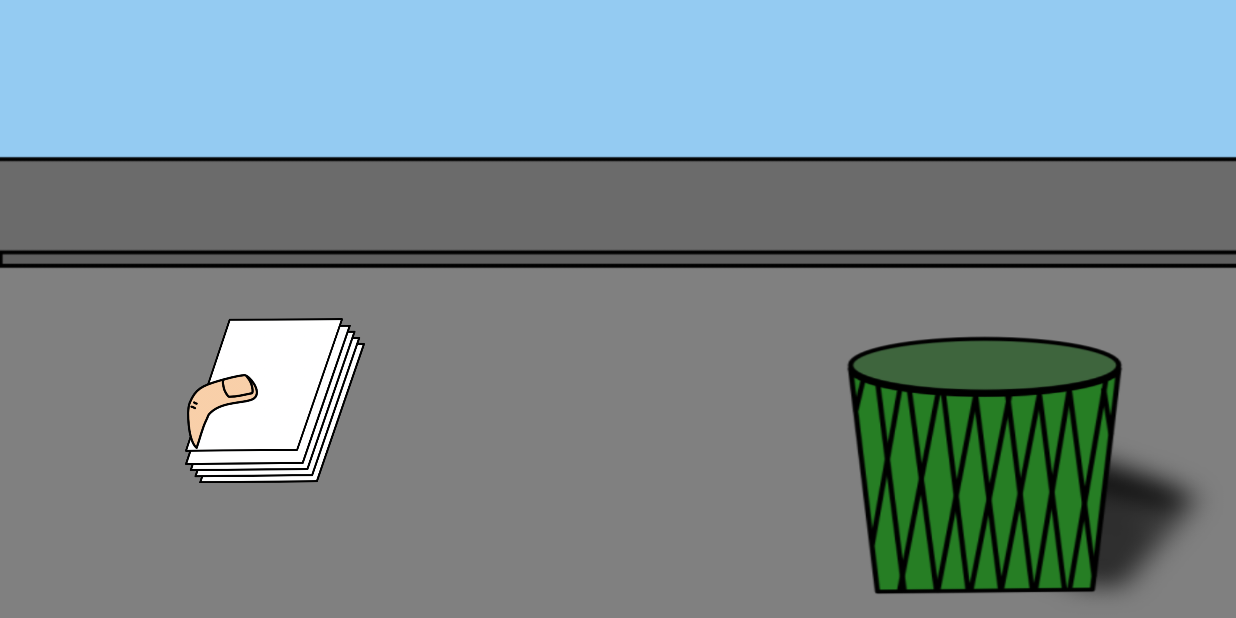
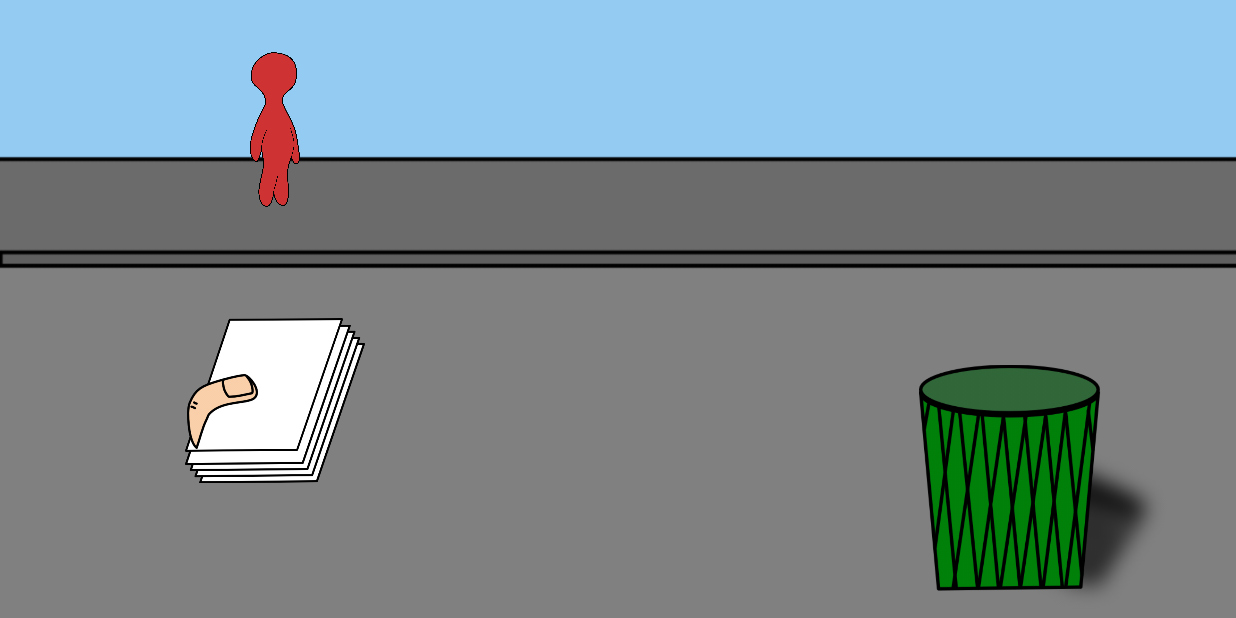
Before and after one commit to ArnoVoxel/cTAlutte, an Android app: the TractActivity screen opened directly, with no data from a screen before it, on a phone screen of 824 x 412 dp (held sideways). Run offline under Robolectric (Android 15) with nearby library versions, the phone set to English and light mode, and no system bars.

Commit message:
Tract : ecran ok / Deplacement tract ok

```diff
--- a/app/src/main/java/com/example/ctalutte/TractActivity.kt
+++ b/app/src/main/java/com/example/ctalutte/TractActivity.kt
@@ -22,7 +22,20 @@ class TractActivity : AppCompatActivity() {
         setContentView(R.layout.activity_distrib)
         var tract = findViewById<ImageView>(R.id.drop_tract)
         tract.apply {
-            setOnLongClickListener { view ->
+            setOnTouchListener {  view, motionEvent ->
+                val item = ClipData.Item(view.tag as? CharSequence)
+
+                val dragData = ClipData(
+                    view.tag as? CharSequence,
+                    arrayOf(ClipDescription.MIMETYPE_TEXT_PLAIN),item)
+
+                val myShadow = MyDragShadowBuilder(this)
+                view.startDragAndDrop(dragData,
+                    myShadow,
+                    null,
+                    0)
+                true}
+           /* setOnLongClickListener { view ->
                 val item = ClipData.Item(view.tag as? CharSequence)
 
                 val dragData = ClipData(
@@ -35,7 +48,7 @@ class TractActivity : AppCompatActivity() {
                                     null,
                                                 0)
                 true
-            }
+            }*/
         }
 
     }
--- a/app/src/main/res/layout/activity_distrib.xml
+++ b/app/src/main/res/layout/activity_distrib.xml
@@ -10,7 +10,7 @@
     <ImageView
         android:layout_width="match_parent"
         android:layout_height="match_parent"
-        android:background="@drawable/tract_fond"/>
+        android:background="@drawable/tract_fond_vide"/>
 
 
 
@@ -40,6 +40,24 @@
         app:layout_constraintBottom_toBottomOf="@id/pile_tract"
         />
 
+    <ImageView
+        android:id="@+id/poubelle"
+        android:layout_width="170dp"
+        android:layout_height="170dp"
+        android:src="@drawable/poubelle"
+        app:layout_constraintEnd_toStartOf="@+id/guide_verti_poubelle"
+        app:layout_constraintBottom_toBottomOf="parent"
+        />
+
+    <ImageView
+        android:id="@+id/bonhomme"
+        android:layout_width="130dp"
+        android:layout_height="130dp"
+        android:src="@drawable/bonhomme"
+        app:layout_constraintStart_toEndOf="@+id/guide_verti_tract"
+        app:layout_constraintTop_toTopOf="@+id/guide_hori_bonhomme"
+        />
+
     <androidx.constraintlayout.widget.Guideline
         android:id="@+id/guide_hori_pouce"
         android:layout_width="wrap_content"
@@ -61,4 +79,17 @@
         android:orientation="horizontal"
         app:layout_constraintGuide_percent="0.8" />
 
+    <androidx.constraintlayout.widget.Guideline
+        android:id="@+id/guide_verti_poubelle"
+        android:layout_width="wrap_content"
+        android:layout_height="wrap_content"
+        android:orientation="vertical"
+        app:layout_constraintGuide_percent="0.95" />
+
+    <androidx.constraintlayout.widget.Guideline
+        android:id="@+id/guide_hori_bonhomme"
+        android:layout_width="wrap_content"
+        android:layout_height="wrap_content"
+        android:orientation="horizontal"
+        app:layout_constraintGuide_percent="0.05" />
 </androidx.constraintlayout.widget.ConstraintLayout>
```
Also changed, not shown: app/src/main/res/drawable/poubelle.png (added), app/src/main/res/drawable/tract_fond_vide.png (added).
